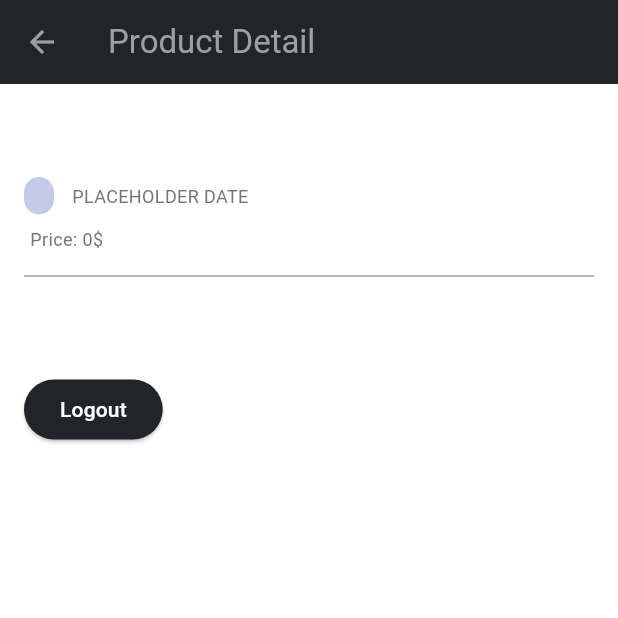
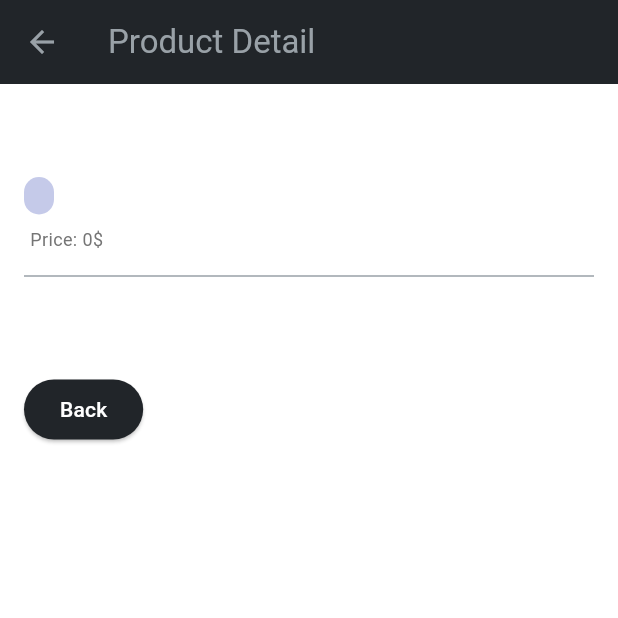
Before and after one commit to evan052006/apex-football-mobile, a Flutter app: the ProductDetailPage screen opened directly with empty values, on a phone screen of 412 x 824 dp, the top half of it. Run offline on Flutter 3.47's test engine with Material 3 defaults, Android fonts, the light colour scheme and no system bars; missing offline and left inert: pbp_django_auth.

Commit message:
Finished Tugas 9

```diff
--- a/lib/screens/menu.dart
+++ b/lib/screens/menu.dart
@@ -2,6 +2,7 @@ import 'package:apex_football/screens/product_creation_form.dart';
 import 'package:flutter/material.dart';
 import 'package:apex_football/widgets/item_card.dart';
 import 'package:apex_football/widgets/info_card.dart';
+import 'package:apex_football/screens/product_list.dart';
 import 'package:apex_football/widgets/left_drawer.dart';
 
 class MyHomePage extends StatelessWidget {
@@ -16,7 +17,7 @@ class MyHomePage extends StatelessWidget {
         content: const Text('Kamu telah menekan tombol All Products'),
       ),
       Colors.blue,
-      (context) => MyHomePage(),
+      (context) => (ProductListPage()),
     ),
     ItemHomepage(
       "My Products",
@@ -25,7 +26,7 @@ class MyHomePage extends StatelessWidget {
         content: const Text('Kamu telah menekan tombol My Products'),
       ),
       Colors.green,
-      (context) => MyHomePage(),
+      (context) => ProductListPage(),
     ),
     ItemHomepage(
       "Create Product",
--- a/lib/screens/product_detail.dart
+++ b/lib/screens/product_detail.dart
@@ -104,13 +104,6 @@ class ProductDetailPage extends StatelessWidget {
                         ),
                       ),
                       const SizedBox(width: 12),
-                      Text(
-                        "PLACEHOLDER DATE",
-                        style: TextStyle(
-                          fontSize: 12,
-                          color: Colors.grey[600],
-                        ),
-                      ),
                     ],
                   ),
                   const SizedBox(height: 8),
@@ -146,7 +139,7 @@ class ProductDetailPage extends StatelessWidget {
                     onPressed: () {
                       Navigator.pop(context);
                     },
-                  child: Text("Logout", style: TextStyle(color: Colors.white),))
+                  child: Text("Back", style: TextStyle(color: Colors.white),))
                 ],
               ),
             ),
--- a/lib/screens/product_list.dart
+++ b/lib/screens/product_list.dart
@@ -15,8 +15,7 @@ class ProductListPage extends StatefulWidget {
 }
 
 class _NewsEntryListPageState extends State<ProductListPage> {
-  String uid = "";
-  bool unFiltered = false;
+  bool unFiltered = true;
   Future<List<ProductEntry>> fetchNews(CookieRequest request, int id) async {
     if (unFiltered || id == -1) {
       final response = await request.get('https://christopher-evan41-apexfootball.pbp.cs.ui.ac.id/json');
```
